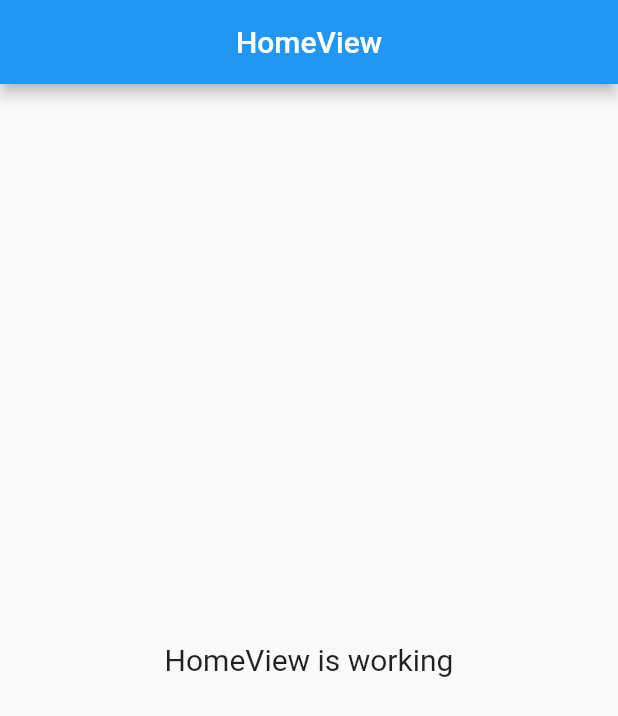
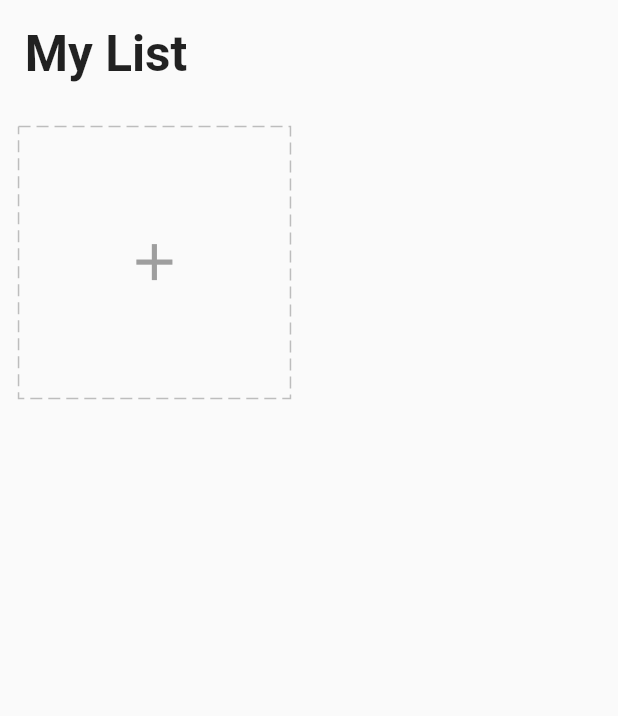
Before and after one commit to ArklemX/getx_todo_app, a Flutter app: the screen it shows after launch, on a phone screen of 412 x 824 dp. Shown: the top 716 px of the screen. Run offline on Flutter 3.47's test engine with Material 2 defaults, Android fonts, the phone set to English and light mode, and no system bars; drawn by our look-alikes of dotted_border; our stand-ins replace equatable, flutter_easyloading, get, get_storage, loading_animation_widget.

Commit message:
Layout Home Page and add AddCard Widget

```diff
--- a/lib/app/core/utils/extensions.dart
+++ b/lib/app/core/utils/extensions.dart
@@ -3,8 +3,8 @@ import 'package:flutter/material.dart';
 import 'package:get/get.dart';
 
 extension PercentSized on double {
-  double get hp => (Get.height * (this * 100));
-  double get wp => (Get.width * (this * 100));
+  double get hp => (Get.height * (this / 100));
+  double get wp => (Get.width * (this / 100));
 }
 
 extension ResponsiveText on double {
--- a/lib/app/modules/home/controllers/home_controller.dart
+++ b/lib/app/modules/home/controllers/home_controller.dart
@@ -1,23 +1,23 @@
 import 'package:get/get.dart';
+import 'package:getx_todo_app/app/data/models/task.dart';
 import 'package:getx_todo_app/app/data/services/storage/repository.dart';
 
 class HomeController extends GetxController {
   TaskRepository taskRepository;
   HomeController({required this.taskRepository});
 
+  final tasks = <Task>[].obs;
+
   @override
   void onInit() {
     super.onInit();
-  }
 
-  @override
-  void onReady() {
-    super.onReady();
+    tasks.assignAll(taskRepository.readTasks());
+    ever(tasks, (callback) => taskRepository.writeTasks(tasks));
   }
 
   @override
   void onClose() {
     super.onClose();
   }
-
 }
--- a/lib/app/modules/home/views/home_view.dart
+++ b/lib/app/modules/home/views/home_view.dart
@@ -1,6 +1,8 @@
 import 'package:flutter/material.dart';
 
 import 'package:get/get.dart';
+import 'package:getx_todo_app/app/core/utils/extensions.dart';
+import 'package:getx_todo_app/app/widgets/add_card.dart';
 
 import '../controllers/home_controller.dart';
 
@@ -9,14 +11,24 @@ class HomeView extends GetView<HomeController> {
   @override
   Widget build(BuildContext context) {
     return Scaffold(
-      appBar: AppBar(
-        title: const Text('HomeView'),
-        centerTitle: true,
-      ),
-      body: const Center(
-        child: Text(
-          'HomeView is working',
-          style: TextStyle(fontSize: 20),
+      body: SafeArea(
+        child: ListView(
+          children: [
+            Padding(
+              padding: EdgeInsets.all(4.0.wp),
+              child: Text(
+                'My List',
+                style:
+                    TextStyle(fontSize: 24.0.sp, fontWeight: FontWeight.bold),
+              ),
+            ),
+            GridView.count(
+              crossAxisCount: 2,
+              shrinkWrap: true,
+              physics: const ClampingScrollPhysics(),
+              children: [AddCart()],
+            )
+          ],
         ),
       ),
     );
--- /dev/null
+++ b/lib/app/widgets/add_card.dart
@@ -0,0 +1,42 @@
+import 'package:dotted_border/dotted_border.dart';
+import 'package:flutter/material.dart';
+import 'package:get/get.dart';
+import 'package:getx_todo_app/app/core/utils/extensions.dart';
+import 'package:getx_todo_app/app/modules/home/controllers/home_controller.dart';
+import 'package:getx_todo_app/app/widgets/icons.dart';
+
+class AddCart extends StatelessWidget {
+  final homeCtrl = Get.find<HomeController>();
+  AddCart({super.key});
+
+  @override
+  Widget build(BuildContext context) {
+    final icons = getIcons();
+    var squareWidth = Get.width - 12.0.wp;
+
+    return Container(
+      width: squareWidth / 2,
+      height: squareWidth / 2,
+      margin: EdgeInsets.all(3.0.wp),
+      child: InkWell(
+        onTap: () async {
+          await Get.defaultDialog(
+            titlePadding: EdgeInsets.symmetric(vertical: 5.0.wp),
+            radius: 5,
+            title: 'Task Type',
+          );
+        },
+        child: DottedBorder(
+            color: Colors.grey.shade400,
+            dashPattern: const [8, 4],
+            child: Center(
+              child: Icon(
+                Icons.add,
+                size: 10.0.wp,
+                color: Colors.grey,
+              ),
+            )),
+      ),
+    );
+  }
+}
--- /dev/null
+++ b/lib/app/widgets/icons.dart
@@ -0,0 +1,14 @@
+import 'package:flutter/material.dart';
+import 'package:getx_todo_app/app/core/values/colors.dart';
+import 'package:getx_todo_app/app/core/values/icons.dart';
+
+List<Icon> getIcons() {
+  return const [
+    Icon(IconData(personIcon, fontFamily: 'MaterialIcons'), color: purple),
+    Icon(IconData(workIcon, fontFamily: 'MaterialIcons'), color: pink),
+    Icon(IconData(movieIcon, fontFamily: 'MaterialIcons'), color: green),
+    Icon(IconData(sportIcon, fontFamily: 'MaterialIcons'), color: yellow),
+    Icon(IconData(travelIcon, fontFamily: 'MaterialIcons'), color: deepPink),
+    Icon(IconData(shopIcon, fontFamily: 'MaterialIcons'), color: lightBlue),
+  ];
+}
--- a/lib/main.dart
+++ b/lib/main.dart
@@ -19,6 +19,7 @@ Future<void> main() async {
       initialRoute: AppPages.INITIAL,
       getPages: AppPages.routes,
       builder: EasyLoading.init(),
+      debugShowCheckedModeBanner: false,
     ),
   );
 }
--- a/pubspec.yaml
+++ b/pubspec.yaml
@@ -13,6 +13,7 @@ dependencies:
   json_annotation: 4.8.0
   flutter_easyloading: 3.0.5
   loading_animation_widget: 1.2.0+4
+  dotted_border: 2.0.0+3
   flutter:
     sdk: flutter
 
```
Also changed, not shown: pubspec.lock, 3 other files.
